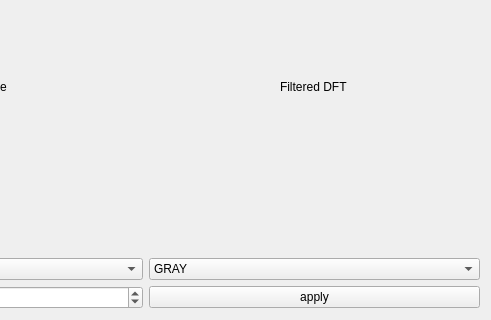
The window that src/ui/filtering_studio.ui (Omarmansour557/Histogram-Equalization) describes before a commit, drawn with Qt 5; both pictures show x 200 to 691 and y 110 to 430 of the 691 by 430 pixel window.
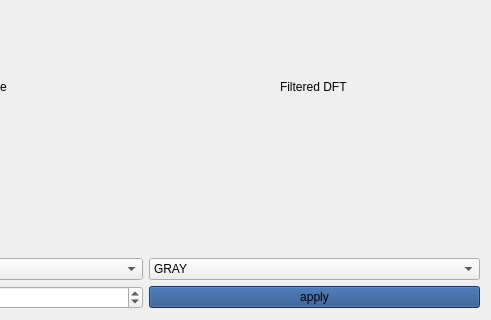
The same window after the commit.

```diff
--- a/src/ui/filtering_studio.ui
+++ b/src/ui/filtering_studio.ui
@@ -193,6 +193,12 @@
          </item>
          <item>
           <widget class="QPushButton" name="kernal_btn">
+           <property name="cursor">
+            <cursorShape>PointingHandCursor</cursorShape>
+           </property>
+           <property name="styleSheet">
+            <string notr="true">background-color: rgb(32, 74, 135);</string>
+           </property>
            <property name="text">
             <string>apply</string>
            </property>
```
Left out of the diff: 12 changed lines with no effect on the pictures.
